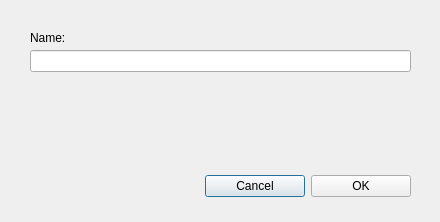
The window that Dialogs/renamedlg.ui (towhee/Winnow64) describes before a commit, drawn with Qt 5.
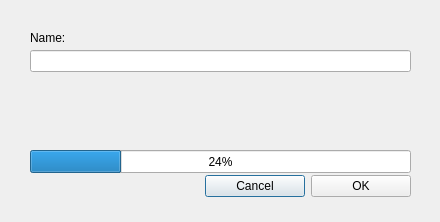
The same window after the commit. Custom widgets are drawn as their Qt base class.

The edit to the form file:
```diff
--- a/Dialogs/renamedlg.ui
+++ b/Dialogs/renamedlg.ui
@@ -106,6 +106,19 @@
     </item>
    </layout>
   </widget>
+  <widget class="QProgressBar" name="progress">
+   <property name="geometry">
+    <rect>
+     <x>30</x>
+     <y>150</y>
+     <width>381</width>
+     <height>23</height>
+    </rect>
+   </property>
+   <property name="value">
+    <number>24</number>
+   </property>
+  </widget>
  </widget>
  <customwidgets>
   <customwidget>
```
